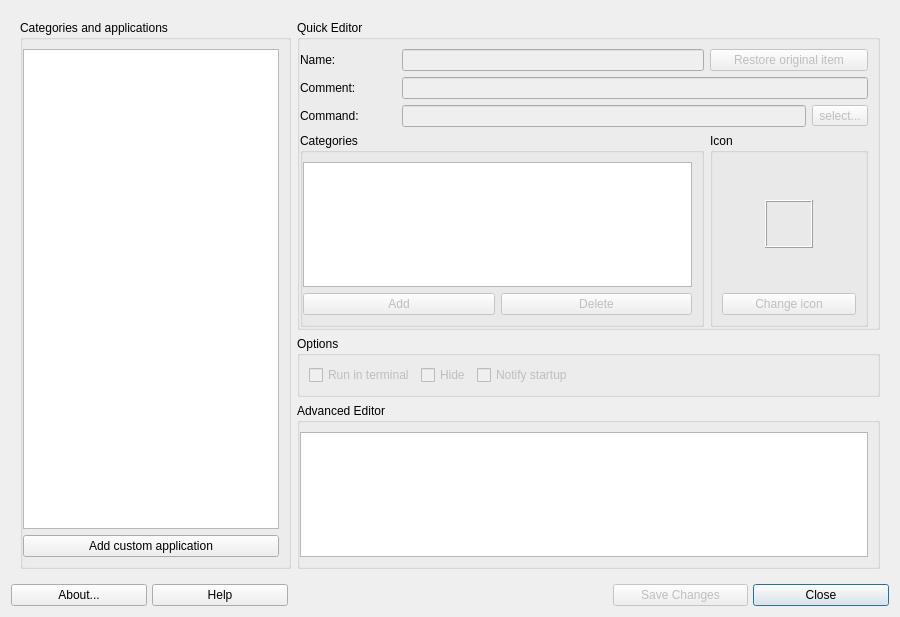
First picture: the form in mainwindow.ui, repository AdrianTM/mx-menu-editor, before the edit.
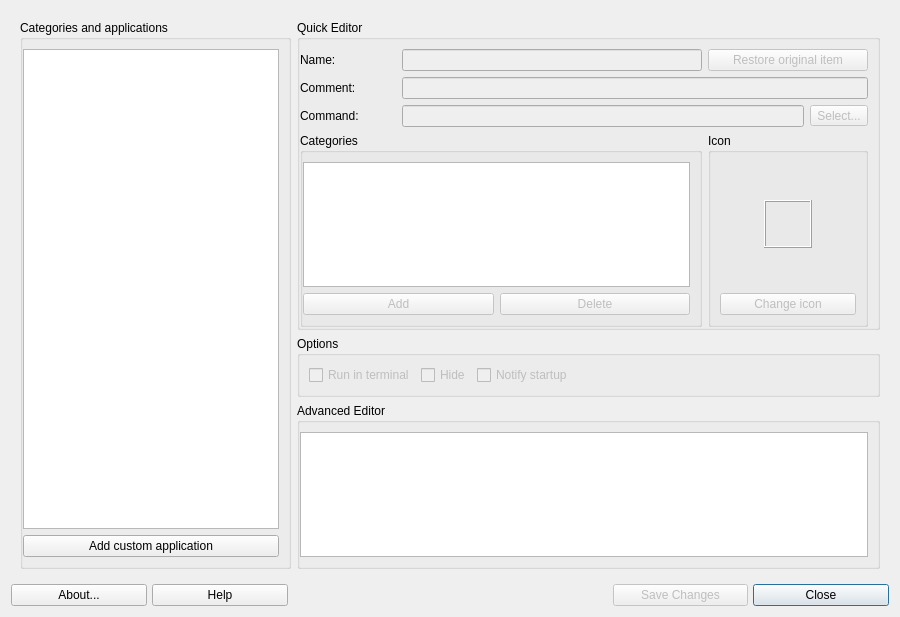
Second picture: the form after the edit. Icons and pictures are not drawn.

The edit to the form file:
```diff
--- a/mainwindow.ui
+++ b/mainwindow.ui
@@ -188,7 +188,7 @@
              <bool>false</bool>
             </property>
             <property name="text">
-             <string>select...</string>
+             <string>Select...</string>
             </property>
            </widget>
           </item>
```
